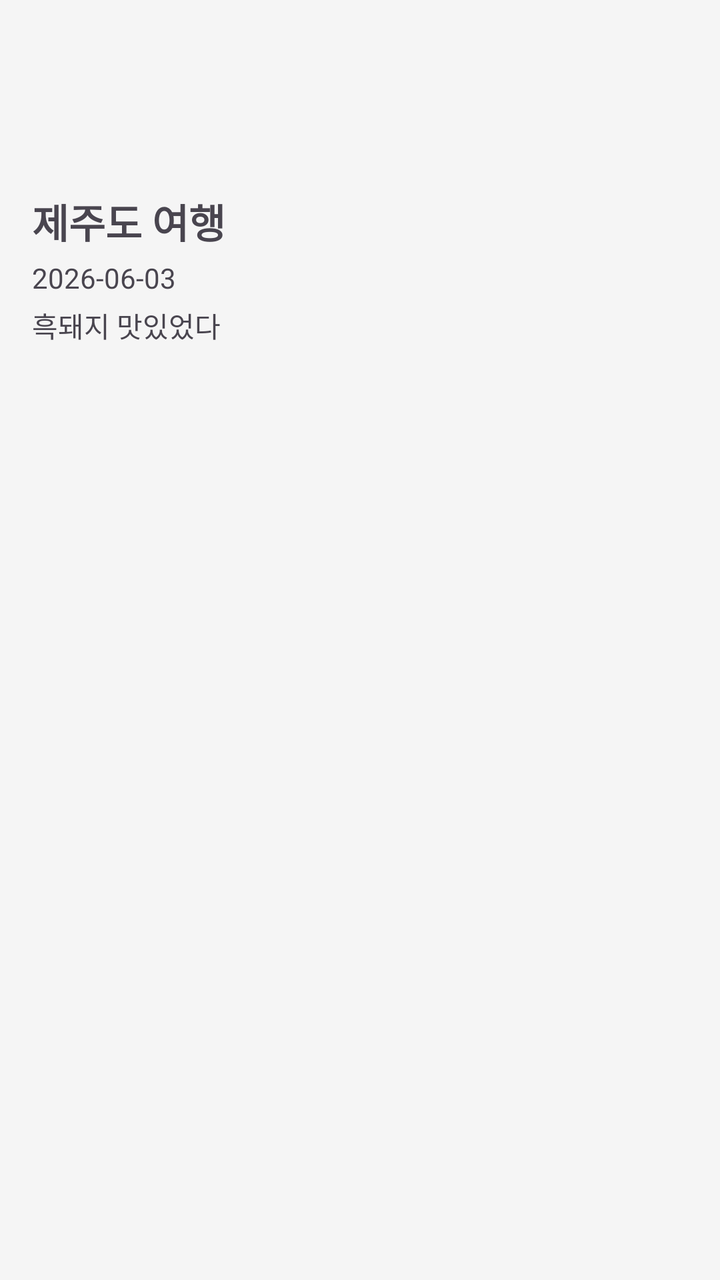
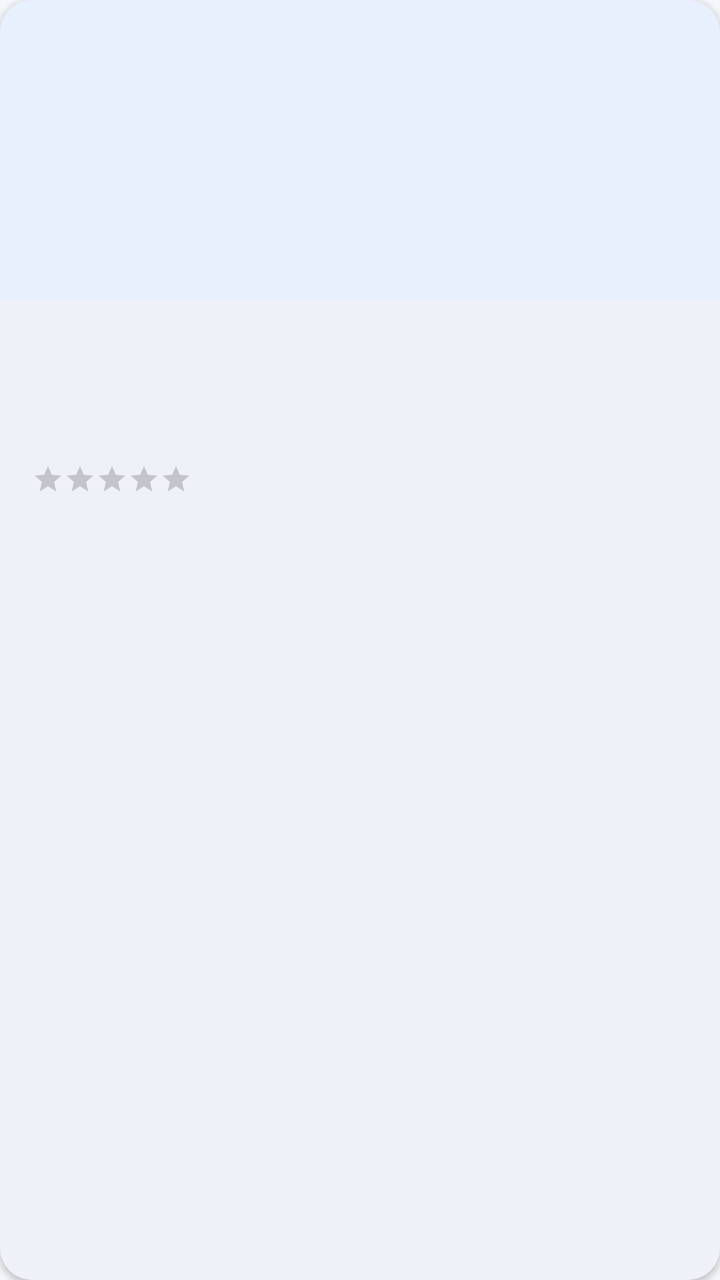

Compare the two renders of this Android layout. The source of the first and the diff that turns it into the second are given below.
<!-- AndroidManifest.xml: application theme Theme.Travelog -->
<!-- res/layout/item_travel.xml -->
<?xml version="1.0" encoding="utf-8"?>
<LinearLayout
    xmlns:android="http://schemas.android.com/apk/res/android"
    android:layout_width="match_parent"
    android:layout_height="wrap_content"
    android:orientation="vertical"
    android:padding="16dp"
    android:layout_margin="8dp"
    android:background="#F5F5F5">

    <ImageView
        android:id="@+id/imageTravel"
        android:layout_width="80dp"
        android:layout_height="80dp" />

    <TextView
        android:id="@+id/tvTitle"
        android:layout_width="wrap_content"
        android:layout_height="wrap_content"
        android:text="제주도 여행"
        android:textSize="20sp"
        android:textStyle="bold" />

    <TextView
        android:id="@+id/tvDate"
        android:layout_width="wrap_content"
        android:layout_height="wrap_content"
        android:text="2026-06-03"
        android:layout_marginTop="4dp" />

    <TextView
        android:id="@+id/tvMemo"
        android:layout_width="wrap_content"
        android:layout_height="wrap_content"
        android:text="흑돼지 맛있었다"
        android:layout_marginTop="4dp" />

</LinearLayout>
<!-- resources referenced by this layout -->
<resources>
  <style name="Theme.Travelog" parent="Base.Theme.Travelog" />
  <style name="Base.Theme.Travelog" parent="Theme.Material3.DayNight">
          
          
          <item name="android:windowOptOutEdgeToEdgeEnforcement" tools:targetApi="35">true</item>
      </style>
</resources>

<!-- the commit's change to res/layout/item_travel.xml (unified diff, before → after) -->
@@ -1,38 +1,91 @@
 <?xml version="1.0" encoding="utf-8"?>
-<LinearLayout
+<com.google.android.material.card.MaterialCardView
     xmlns:android="http://schemas.android.com/apk/res/android"
+    xmlns:app="http://schemas.android.com/apk/res-auto"
     android:layout_width="match_parent"
     android:layout_height="wrap_content"
-    android:orientation="vertical"
-    android:padding="16dp"
-    android:layout_margin="8dp"
-    android:background="#F5F5F5">
+    android:layout_marginHorizontal="16dp"
+    android:layout_marginVertical="6dp"
+    app:cardCornerRadius="16dp"
+    app:cardElevation="2dp"
+    app:strokeWidth="0dp">
 
-    <ImageView
-        android:id="@+id/imageTravel"
-        android:layout_width="80dp"
-        android:layout_height="80dp" />
+    <LinearLayout
+        android:layout_width="match_parent"
+        android:layout_height="wrap_content"
+        android:orientation="vertical">
 
-    <TextView
-        android:id="@+id/tvTitle"
-        android:layout_width="wrap_content"
-        android:layout_height="wrap_content"
-        android:text="제주도 여행"
-        android:textSize="20sp"
-        android:textStyle="bold" />
+        <FrameLayout
+            android:layout_width="match_parent"
+            android:layout_height="150dp">
 
-    <TextView
-        android:id="@+id/tvDate"
-        android:layout_width="wrap_content"
-        android:layout_height="wrap_content"
-        android:text="2026-06-03"
-        android:layout_marginTop="4dp" />
+            <View
+                android:layout_width="match_parent"
+                android:layout_height="match_parent"
+                android:background="@color/image_placeholder" />
 
-    <TextView
-        android:id="@+id/tvMemo"
-        android:layout_width="wrap_content"
-        android:layout_height="wrap_content"
-        android:text="흑돼지 맛있었다"
-        android:layout_marginTop="4dp" />
+            <ImageView
+                android:id="@+id/imageTravel"
+                android:layout_width="match_parent"
+                android:layout_height="match_parent"
+                android:scaleType="centerCrop"
+                android:visibility="gone" />
 
-</LinearLayout>
+            <ProgressBar
+                android:id="@+id/progressImage"
+                android:layout_width="wrap_content"
+                android:layout_height="wrap_content"
+                android:layout_gravity="center"
+                android:visibility="gone" />
+
+        </FrameLayout>
+
+        <LinearLayout
+            android:layout_width="match_parent"
+            android:layout_height="wrap_content"
+            android:orientation="vertical"
+            android:paddingHorizontal="16dp"
+            android:paddingTop="12dp"
+            android:paddingBottom="8dp">
+
+            <TextView
+                android:id="@+id/tvTitle"
+                android:layout_width="match_parent"
+                android:layout_height="wrap_content"
+                android:textSize="16sp"
+                android:textStyle="bold"
+                android:textColor="@color/text_primary" />
+
+            <TextView
+                android:id="@+id/tvDate"
+                android:layout_width="match_parent"
+                android:layout_height="wrap_content"
+                android:textSize="12sp"
+                android:textColor="@color/text_secondary"
+                android:layout_marginTop="4dp" />
+
+            <TextView
+                android:id="@+id/tvMemo"
+                android:layout_width="match_parent"
+                android:layout_height="wrap_content"
+                android:textSize="13sp"
+                android:textColor="@color/text_secondary"
+                android:layout_marginTop="2dp"
+                android:maxLines="2"
+                android:ellipsize="end" />
+
+            <RatingBar
+                android:id="@+id/ratingBar"
+                style="?android:attr/ratingBarStyleSmall"
+                android:layout_width="wrap_content"
+                android:layout_height="wrap_content"
+                android:layout_marginTop="8dp"
+                android:numStars="5"
+                android:stepSize="1"
+                android:isIndicator="true"
+                android:rating="0" />
+
+        </LinearLayout>
+    </LinearLayout>
+
+</com.google.android.material.card.MaterialCardView>
<!-- resource entries referenced after the edit -->
@@ -1,10 +1,15 @@
 <!-- resources referenced by this layout -->
 <resources>
+  <color name="image_placeholder">#E8F0FE</color>
+  <color name="text_primary">#1A1A2E</color>
+  <color name="text_secondary">#6B7280</color>
   <style name="Theme.Travelog" parent="Base.Theme.Travelog" />
   <style name="Base.Theme.Travelog" parent="Theme.Material3.DayNight">
-          
-          
+          <item name="colorPrimary">#26A69A</item>
+          <item name="colorOnPrimary">#FFFFFF</item>
+          <item name="android:windowBackground">@color/background</item>
           <item name="android:windowOptOutEdgeToEdgeEnforcement" tools:targetApi="35">true</item>
       </style>
+  <color name="background">#F5F7FA</color>
 </resources>
 
